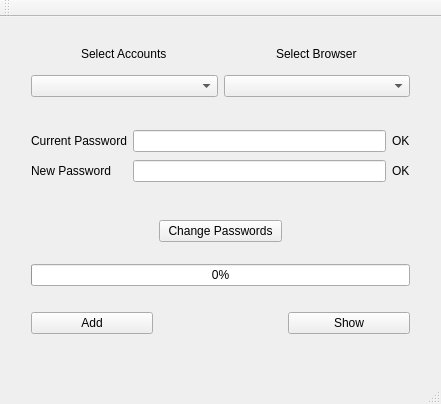
First picture: the form in ui/mainwindow.ui, repository QVllasa/PasswordManager, before the edit.
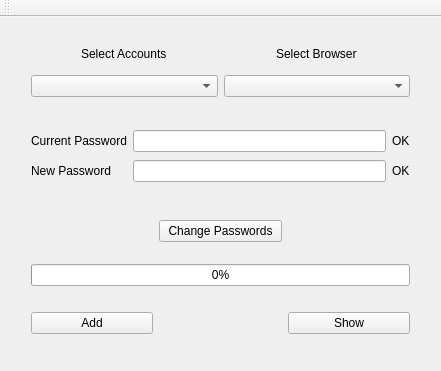
Second picture: the form after the edit.

```diff
--- a/ui/mainwindow.ui
+++ b/ui/mainwindow.ui
@@ -7,9 +7,21 @@
     <x>0</x>
     <y>0</y>
     <width>441</width>
-    <height>404</height>
+    <height>371</height>
    </rect>
   </property>
+  <property name="sizePolicy">
+   <sizepolicy hsizetype="Fixed" vsizetype="Fixed">
+    <horstretch>0</horstretch>
+    <verstretch>0</verstretch>
+   </sizepolicy>
+  </property>
+  <property name="minimumSize">
+   <size>
+    <width>441</width>
+    <height>371</height>
+   </size>
+  </property>
   <property name="windowTitle">
    <string notr="true">MDSP Account Password Manager</string>
   </property>
@@ -216,7 +228,6 @@
     <bool>false</bool>
    </attribute>
   </widget>
-  <widget class="QStatusBar" name="statusBar"/>
  </widget>
  <layoutdefault spacing="6" margin="11"/>
  <resources/>
```
Left out of the diff: 10 changed lines with no effect on the pictures.
